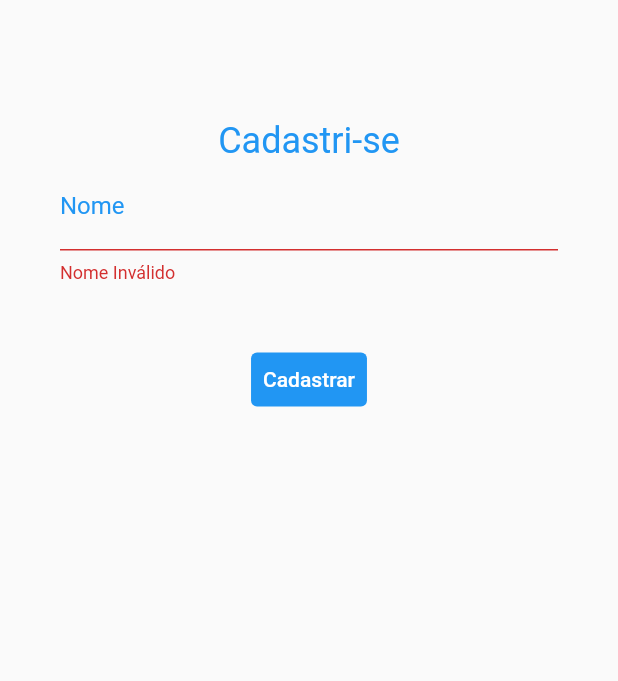
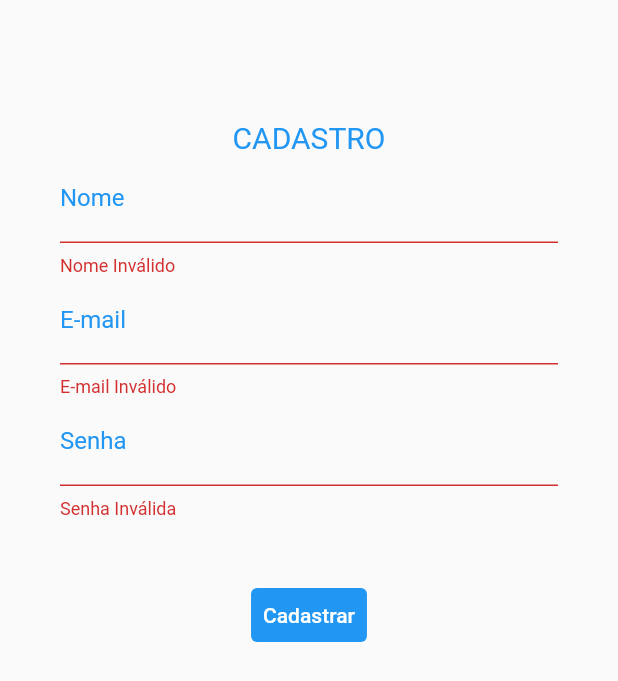
Before and after one commit to vitorhermeto2001/mobX_balta.io, a Flutter app: the screen it shows after launch, after a tap on "Cadastrar", on a phone screen of 412 x 824 dp. Shown: the top 681 px of the screen. Run offline on Flutter 3.47's test engine with Material 2 defaults, Android fonts, the phone set to English and light mode, and no system bars.

Commit message:
adionando campos de email e senha

```diff
--- a/lib/views/signup.view.dart
+++ b/lib/views/signup.view.dart
@@ -17,12 +17,13 @@ class SignupView extends StatelessWidget {
             child: Column(
               children: [
                 Text(
-                  "Cadastri-se",
+                  "CADASTRO",
                   style: TextStyle(
-                    fontSize: 24,
+                    fontSize: 20,
                     color: Colors.blue,
                   ),
                 ),
+                // fild para o nome
                 TextFormField(
                   keyboardType: TextInputType.text,
                   decoration: InputDecoration(
@@ -36,6 +37,47 @@ class SignupView extends StatelessWidget {
                   validator: (value) {
                     if (value == null || value.isEmpty) {
                       return 'Nome Inválido';
+                    }
+                    return null;
+                  },
+                  onSaved: (val) {},
+                ),
+                // fild para o email
+                TextFormField(
+                  keyboardType: TextInputType.emailAddress,
+                  decoration: InputDecoration(
+                    labelText: "E-mail",
+                    labelStyle: TextStyle(
+                      color: Colors.blue,
+                      fontWeight: FontWeight.w400,
+                      fontSize: 16,
+                    ),
+                  ),
+                  validator: (value) {
+                    if (value == null || value.isEmpty) {
+                      return 'E-mail Inválido';
+                    }
+                    if (value.contains('@') == false) {
+                      return 'E-mail Inválido';
+                    }
+                    return null;
+                  },
+                  onSaved: (val) {},
+                ),
+                // fild para a senha
+                TextFormField(
+                  keyboardType: TextInputType.visiblePassword,
+                  decoration: InputDecoration(
+                    labelText: "Senha",
+                    labelStyle: TextStyle(
+                      color: Colors.blue,
+                      fontWeight: FontWeight.w400,
+                      fontSize: 16,
+                    ),
+                  ),
+                  validator: (value) {
+                    if (value == null || value.isEmpty) {
+                      return 'Senha Inválida';
                     }
                     return null;
                   },
```
